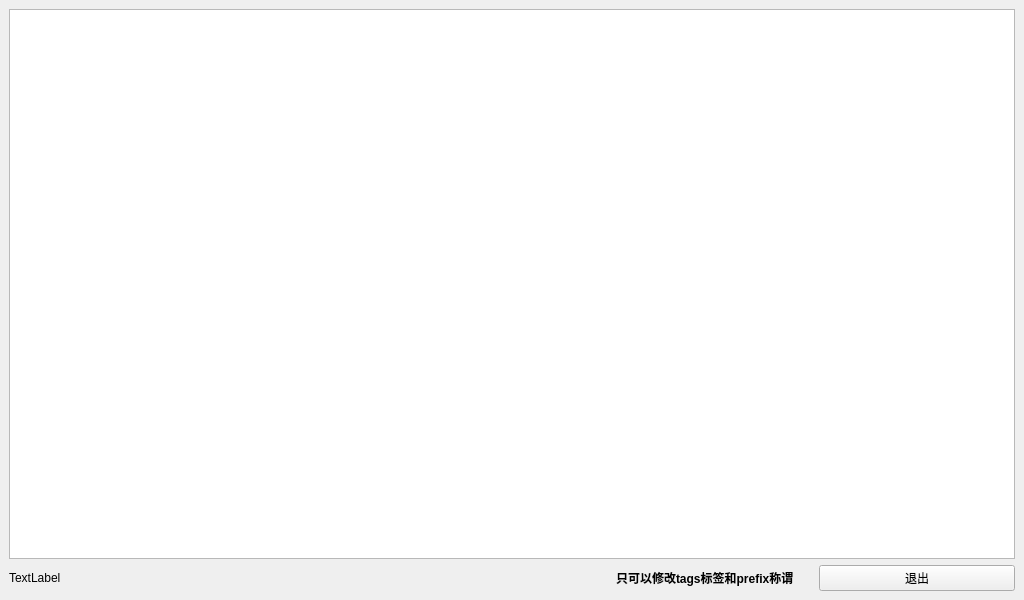
This is mainwindow.ui in mice2100/wx-batch as Qt 5 draws it before an edit. The edited form follows.
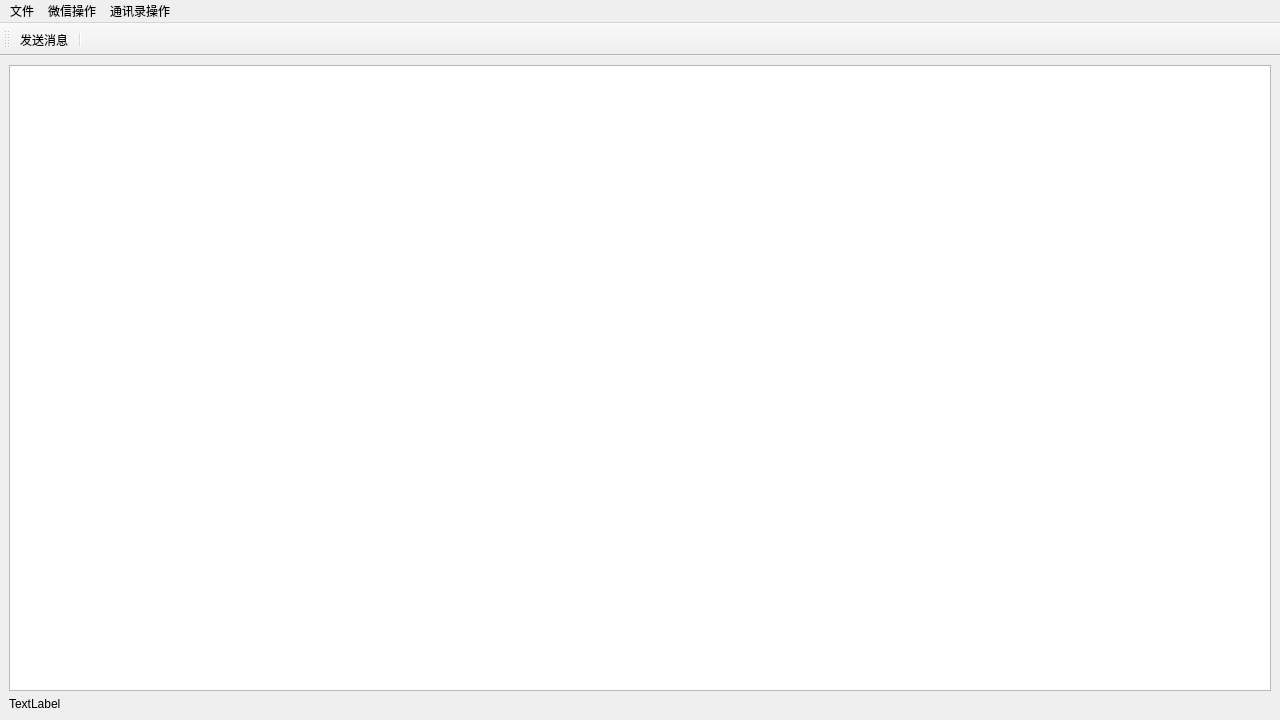
This is the edited form.

What changed in the file:
```diff
--- a/mainwindow.ui
+++ b/mainwindow.ui
@@ -6,8 +6,8 @@
    <rect>
     <x>0</x>
     <y>0</y>
-    <width>1024</width>
-    <height>600</height>
+    <width>1280</width>
+    <height>720</height>
    </rect>
   </property>
   <property name="windowTitle">
@@ -20,40 +20,116 @@
       <property name="sizeConstraint">
        <enum>QLayout::SetNoConstraint</enum>
       </property>
-      <item row="2" column="1" colspan="3">
-       <widget class="QLabel" name="lbMsg">
-        <property name="text">
-         <string>TextLabel</string>
-        </property>
-       </widget>
-      </item>
-      <item row="2" column="4">
-       <widget class="QLabel" name="label">
-        <property name="font">
-         <font>
-          <weight>75</weight>
-          <bold>true</bold>
-         </font>
-        </property>
-        <property name="text">
-         <string>只可以修改tags标签和prefix称谓</string>
-        </property>
-       </widget>
-      </item>
-      <item row="2" column="5">
-       <widget class="QPushButton" name="btnClose">
-        <property name="text">
-         <string>退出</string>
-        </property>
-       </widget>
-      </item>
       <item row="0" column="1" colspan="5">
        <widget class="QTableView" name="tableView"/>
       </item>
+      <item row="2" column="1" colspan="4">
+       <widget class="QLabel" name="lbMsg">
+        <property name="text">
+         <string>TextLabel</string>
+        </property>
+       </widget>
+      </item>
      </layout>
     </item>
    </layout>
   </widget>
+  <widget class="QToolBar" name="toolBar">
+   <property name="windowTitle">
+    <string>toolBar</string>
+   </property>
+   <attribute name="toolBarArea">
+    <enum>TopToolBarArea</enum>
+   </attribute>
+   <attribute name="toolBarBreak">
+    <bool>false</bool>
+   </attribute>
+   <addaction name="actionSend"/>
+   <addaction name="separator"/>
+  </widget>
+  <widget class="QMenuBar" name="menuBar">
+   <property name="geometry">
+    <rect>
+     <x>0</x>
+     <y>0</y>
+     <width>1280</width>
+     <height>23</height>
+    </rect>
+   </property>
+   <widget class="QMenu" name="menu">
+    <property name="title">
+     <string>微信操作</string>
+    </property>
+    <addaction name="actionStart"/>
+    <addaction name="actionStop"/>
+    <addaction name="separator"/>
+    <addaction name="actionBatchSend"/>
+    <addaction name="actionStopBatch"/>
+    <addaction name="separator"/>
+    <addaction name="actionSend"/>
+    <addaction name="separator"/>
+    <addaction name="actionQUIT"/>
+   </widget>
+   <widget class="QMenu" name="menu_2">
+    <property name="title">
+     <string>文件</string>
+    </property>
+    <addaction name="actionQUIT"/>
+   </widget>
+   <widget class="QMenu" name="menu_3">
+    <property name="title">
+     <string>通讯录操作</string>
+    </property>
+    <addaction name="actionupdatefromwx"/>
+    <addaction name="actionRemoveSelected"/>
+   </widget>
+   <addaction name="menu_2"/>
+   <addaction name="menu"/>
+   <addaction name="menu_3"/>
+  </widget>
+  <action name="actionStart">
+   <property name="text">
+    <string>启动微信</string>
+   </property>
+   <property name="iconText">
+    <string>启动微信</string>
+   </property>
+  </action>
+  <action name="actionStop">
+   <property name="text">
+    <string>停止微信</string>
+   </property>
+  </action>
+  <action name="actionBatchSend">
+   <property name="text">
+    <string>启动批量发送</string>
+   </property>
+  </action>
+  <action name="actionStopBatch">
+   <property name="text">
+    <string>停止批量发送</string>
+   </property>
+  </action>
+  <action name="actionQUIT">
+   <property name="text">
+    <string>退出系统</string>
+   </property>
+  </action>
+  <action name="actionSend">
+   <property name="text">
+    <string>发送消息</string>
+   </property>
+  </action>
+  <action name="actionupdatefromwx">
+   <property name="text">
+    <string>从微信更新</string>
+   </property>
+  </action>
+  <action name="actionRemoveSelected">
+   <property name="text">
+    <string>删除选中项</string>
+   </property>
+  </action>
  </widget>
  <resources/>
  <connections>
```
Left out of the diff: 21 changed lines with no effect on the pictures.
